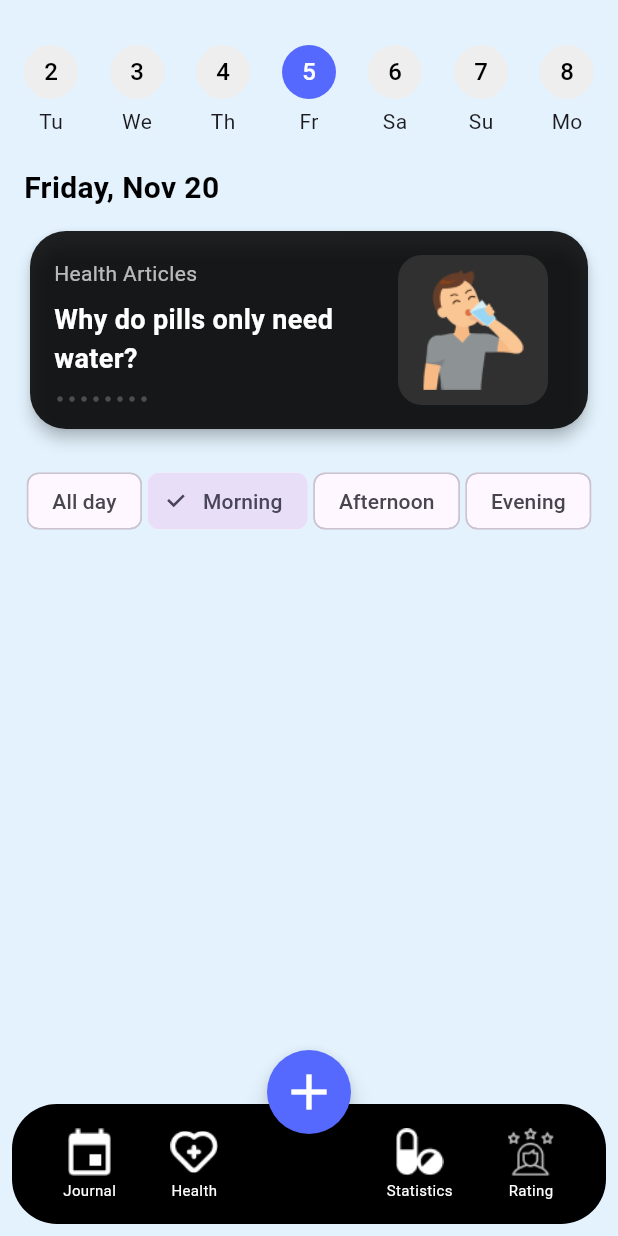
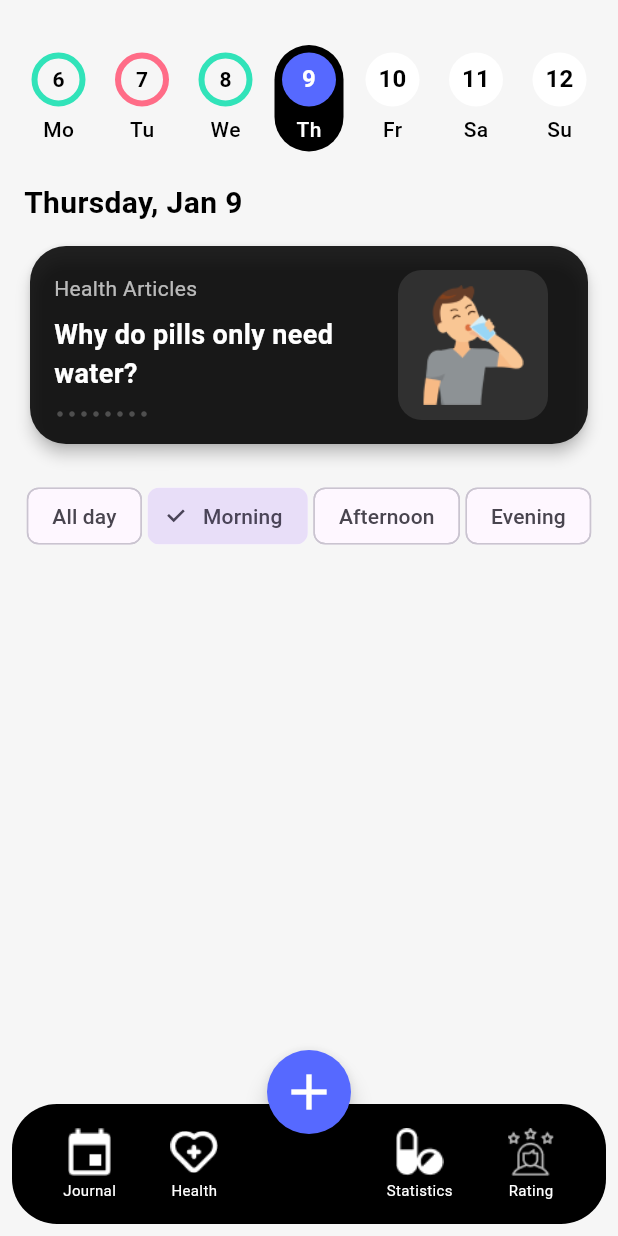
Before and after one commit to omarelhassani12/SehaTech, a Flutter app: the HomeScreen screen opened by its route, on a phone screen of 412 x 824 dp. Run offline on Flutter 3.47's test engine with Material 3 defaults, Android fonts, the phone set to English and light mode, and no system bars; our stand-ins replace smooth_page_indicator.

Commit message:
make edit on the days design

```diff
--- a/lib/main.dart
+++ b/lib/main.dart
@@ -1,9 +1,9 @@
 import 'package:flutter/material.dart';
-import 'package:flutter/rendering.dart';
+// import 'package:flutter/rendering.dart';
 import 'routes/routes.dart';
 
 void main() {
-  debugPaintSizeEnabled = true;
+  // debugPaintSizeEnabled = true;
   runApp(const MyApp());
 }
 
--- a/lib/routes/routes.dart
+++ b/lib/routes/routes.dart
@@ -2,14 +2,21 @@ import 'package:flutter/material.dart';
 import '../views/activationcode_screen.dart';
 import '../views/home_screen.dart';
 import '../views/onboarding_screen.dart';
+import '../views/pages/health_page.dart';
+import '../views/pages/journal_page.dart';
+import '../views/pages/rating_page.dart';
+import '../views/pages/statistics_page.dart';
 import '../views/splash_screen.dart';
 
 class Routes {
-  // Define route names as constants
   static const String splash = '/';
   static const String onboarding = '/onboarding';
   static const String activationCode = '/activationcode';
   static const String home = '/home';
+  static const String journal = '/journal';
+  static const String health = '/health';
+  static const String statistics = '/statistics';
+  static const String rating = '/rating';
 
   static Route<dynamic> generateRoute(RouteSettings settings) {
     switch (settings.name) {
@@ -21,6 +28,14 @@ class Routes {
         return MaterialPageRoute(builder: (_) => ActivationCodeScreen());
       case home:
         return MaterialPageRoute(builder: (_) => const HomeScreen());
+      case journal:
+        return MaterialPageRoute(builder: (_) => const JournalPage());
+      case health:
+        return MaterialPageRoute(builder: (_) => const HealthPage());
+      case statistics:
+        return MaterialPageRoute(builder: (_) => const StatisticsPage());
+      case rating:
+        return MaterialPageRoute(builder: (_) => const RatingPage());
       default:
         return MaterialPageRoute(
           builder: (_) => Scaffold(
--- a/lib/utils/colors.dart
+++ b/lib/utils/colors.dart
@@ -3,10 +3,13 @@ import 'package:flutter/material.dart';
 class AppColors {
   static const Color primaryBlue = Color(0xFF5669FF);
   static const Color BgprimaryBlue = Color(0xFF112950);
-  static const Color secondaryRed = Color(0xFFFF5252);
+  static const Color secondaryRed = Color(0xFFFF6C87);
   static const Color accentGreen = Color(0xFF66BB6A);
+  static const Color red = Color(0xFFFF6C87);
+  static const Color green = Color(0xFF31E3B9);
   static const Color taskYellow = Color(0xFFFFE082);
   static const Color white = Color(0xFFFFFFFF);
+  static const Color whiteBg = Color(0xFFF6F6F6);
   static const Color black = Color(0xFF000000);
   static const Color grey = Color(0xFF9E9E9E);
 
--- a/lib/views/home_screen.dart
+++ b/lib/views/home_screen.dart
@@ -1,5 +1,7 @@
 import 'package:flutter/material.dart';
+import 'package:intl/intl.dart';
 
+import '../routes/routes.dart';
 import '../utils/colors.dart';
 
 class CustomCardExample extends StatelessWidget {
@@ -99,7 +101,7 @@ class HomeScreen extends StatelessWidget {
   @override
   Widget build(BuildContext context) {
     return Scaffold(
-      backgroundColor: Colors.blue[50],
+      backgroundColor: AppColors.whiteBg,
       body: SafeArea(
         child: LayoutBuilder(
           builder: (context, constraints) {
@@ -113,47 +115,119 @@ class HomeScreen extends StatelessWidget {
                     crossAxisAlignment: CrossAxisAlignment.start,
                     children: [
                       SizedBox(height: 30),
+
                       Padding(
                         padding: const EdgeInsets.symmetric(horizontal: 16.0),
                         child: Row(
                           mainAxisAlignment: MainAxisAlignment.spaceBetween,
                           children: List.generate(7, (index) {
+                            // Days from Monday to Sunday
                             final days = [
+                              "Mo",
                               "Tu",
                               "We",
                               "Th",
                               "Fr",
                               "Sa",
-                              "Su",
-                              "Mo"
+                              "Su"
                             ];
-                            return Column(
+                            final today = DateTime.now();
+                            final currentDay =
+                                today.weekday; // 1 (Monday) to 7 (Sunday)
+
+                            // Calculate the date for the current day in the week
+                            final startOfWeek = today.subtract(Duration(
+                                days: today.weekday - 1)); // Start from Monday
+                            final dayOfMonth =
+                                startOfWeek.add(Duration(days: index)).day;
+
+                            // Check if the current day is today
+                            final isToday = (index + 1) == currentDay;
+
+                            // Check if the date is before today
+                            final isPastDate = startOfWeek
+                                .add(Duration(days: index))
+                                .isBefore(today);
+
+                            // Mock data: Replace this with your actual logic to check if medication was taken
+                            final isMedicationTaken =
+                                index % 2 == 0; // Example: Alternating days
+
+                            return Container(
+                              decoration: isToday
+                                  ? BoxDecoration(
+                                      color: AppColors
+                                          .black, // Background color for today
+                                      borderRadius: BorderRadius.circular(
+                                          35), // Rounded corners
+                                    )
+                                  : null,
+                              padding: EdgeInsets.all(5),
+                              child: Column(
                                 children: [
+                                  if (isPastDate)
+                                    Container(
+                                      width: 36,
+                                      height: 36,
+                                      decoration: BoxDecoration(
+                                        shape: BoxShape.circle,
+                                        border: Border.all(
+                                          color: isMedicationTaken
+                                              ? AppColors.green
+                                              : AppColors.red,
+                                          width: 4,
+                                        ),
+                                      ),
+                                      child: Center(
+                                        child: Text(
+                                          "$dayOfMonth",
+                                          style: TextStyle(
+                                            color: Colors.black,
+                                            fontSize: 14,
+                                            fontWeight: FontWeight.bold,
+                                          ),
+                                        ),
+                                      ),
+                                    ),
+                                  if (!isPastDate)
                                     CircleAvatar(
-                                  backgroundColor: index == 3
+                                      backgroundColor: isToday
                                           ? AppColors.primaryBlue
-                                      : Colors.grey[200],
+                                          : AppColors.white,
                                       radius: 18,
                                       child: Text(
-                                    "${index + 2}",
+                                        "$dayOfMonth",
                                         style: TextStyle(
-                                        color: index == 3
+                                          color: isToday
                                               ? Colors.white
-                                            : Colors.black),
+                                              : Colors.black,
+                                          fontSize: 16,
+                                          fontWeight: FontWeight.bold,
+                                        ),
                                       ),
                                     ),
                                   SizedBox(height: 5),
-                                Text(days[index]),
+                                  Text(
+                                    days[index],
+                                    style: TextStyle(
+                                      color:
+                                          isToday ? Colors.white : Colors.black,
+                                      fontSize: 14,
+                                      fontWeight: FontWeight.w500,
+                                    ),
+                                  ),
                                 ],
+                              ),
                             );
                           }),
                         ),
                       ),
+
                       SizedBox(height: 20),
                       Padding(
                         padding: const EdgeInsets.symmetric(horizontal: 16.0),
                         child: Text(
-                          "Friday, Nov 20",
+                          DateFormat('EEEE, MMM d').format(DateTime.now()),
                           style: TextStyle(
                             fontSize: 20,
                             fontWeight: FontWeight.bold,
@@ -233,14 +307,14 @@ class HomeScreen extends StatelessWidget {
                   child: Row(
                     mainAxisAlignment: MainAxisAlignment.spaceAround,
                     children: [
-                      buildBottomNavItem(
+                      _buildBottomNavItem(context, Routes.journal,
                           'assets/img/journal_icon.png', 'Journal'),
-                      buildBottomNavItem(
+                      _buildBottomNavItem(context, Routes.health,
                           'assets/img/health_icon.png', 'Health'),
                       SizedBox(width: 40),
-                      buildBottomNavItem(
+                      _buildBottomNavItem(context, Routes.statistics,
                           'assets/img/statistics_icon.png', 'Statistics'),
-                      buildBottomNavItem(
+                      _buildBottomNavItem(context, Routes.rating,
                           'assets/img/rating_icon.png', 'Rating'),
                     ],
                   ),
@@ -253,8 +327,12 @@ class HomeScreen extends StatelessWidget {
     );
   }
 
-  Widget buildBottomNavItem(String assetPath, String label) {
-    return Flexible(
+  Widget _buildBottomNavItem(
+      BuildContext context, String route, String assetPath, String label) {
+    return GestureDetector(
+      onTap: () {
+        Navigator.pushNamed(context, route); // Navigate to the specified route
+      },
       child: Column(
         mainAxisSize: MainAxisSize.min,
         mainAxisAlignment: MainAxisAlignment.center,
@@ -269,7 +347,10 @@ class HomeScreen extends StatelessWidget {
             padding: const EdgeInsets.only(top: 2),
             child: Text(
               label,
-              style: TextStyle(color: Colors.white, fontSize: 10),
+              style: TextStyle(
+                color: Colors.white,
+                fontSize: 10,
+              ),
             ),
           ),
         ],
--- /dev/null
+++ b/lib/views/pages/health_page.dart
@@ -0,0 +1,17 @@
+import 'package:flutter/material.dart';
+
+class HealthPage extends StatelessWidget {
+  const HealthPage({super.key});
+
+  @override
+  Widget build(BuildContext context) {
+    return Scaffold(
+      appBar: AppBar(
+        title: Text('Health'),
+      ),
+      body: Center(
+        child: Text('Health Page Content'),
+      ),
+    );
+  }
+}
--- /dev/null
+++ b/lib/views/pages/journal_page.dart
@@ -0,0 +1,17 @@
+import 'package:flutter/material.dart';
+
+class JournalPage extends StatelessWidget {
+  const JournalPage({super.key});
+
+  @override
+  Widget build(BuildContext context) {
+    return Scaffold(
+      appBar: AppBar(
+        title: Text('Journal'),
+      ),
+      body: Center(
+        child: Text('Journal Page Content'),
+      ),
+    );
+  }
+}
--- /dev/null
+++ b/lib/views/pages/rating_page.dart
@@ -0,0 +1,17 @@
+import 'package:flutter/material.dart';
+
+class RatingPage extends StatelessWidget {
+  const RatingPage({super.key});
+
+  @override
+  Widget build(BuildContext context) {
+    return Scaffold(
+      appBar: AppBar(
+        title: Text('Rating'),
+      ),
+      body: Center(
+        child: Text('Rating Page Content'),
+      ),
+    );
+  }
+}
--- /dev/null
+++ b/lib/views/pages/statistics_page.dart
@@ -0,0 +1,17 @@
+import 'package:flutter/material.dart';
+
+class StatisticsPage extends StatelessWidget {
+  const StatisticsPage({super.key});
+
+  @override
+  Widget build(BuildContext context) {
+    return Scaffold(
+      appBar: AppBar(
+        title: Text('Statistics'),
+      ),
+      body: Center(
+        child: Text('Statistics Page Content'),
+      ),
+    );
+  }
+}
--- a/pubspec.yaml
+++ b/pubspec.yaml
@@ -31,10 +31,12 @@ dependencies:
   flutter:
     sdk: flutter
 
+
   # The following adds the Cupertino Icons font to your application.
   # Use with the CupertinoIcons class for iOS style icons.
   cupertino_icons: ^1.0.8
   smooth_page_indicator: ^1.2.0+3
+  intl: ^0.20.1
 
 dev_dependencies:
   flutter_test:
```
Also changed, not shown: assets/img/no-medicament-img.png (added), pubspec.lock. Lines whose indentation alone changed are shown as unchanged.
